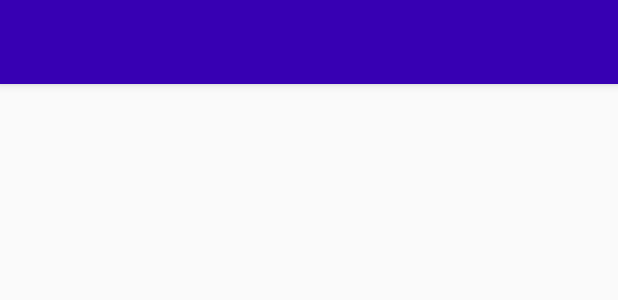
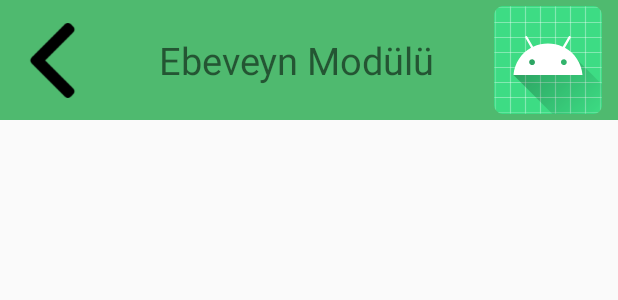
Before and after one commit to YorickMorris/beaotis, an Android app: the layout activity_parent.xml on its own in the app's theme, with its tools: preview values and no code run, on a phone screen of 412 x 824 dp. Shown: the top 300 px of the screen. Run offline under Robolectric (Android 15) with nearby library versions, the phone set to English and light mode, and no system bars.

Commit message:
Login and Logout
Giriş ve çıkışlar düzenlendi

```diff
--- a/Beaotis/app/src/main/AndroidManifest.xml
+++ b/Beaotis/app/src/main/AndroidManifest.xml
@@ -92,8 +92,10 @@
                 <category android:name="android.intent.category.LAUNCHER" />
             </intent-filter>
         </activity>
-        <activity android:name=".parent.ParentActivity" />
-        <activity android:name=".SignUpActivity" /> <!-- MainActivity Diğer Activitylerin Parenti(BackStack için önemli) -->
+        <activity android:name=".parent.ParentActivity"
+            android:screenOrientation="landscape" />
+        <activity android:name=".SignUpActivity"
+            android:screenOrientation="landscape"/> <!-- MainActivity Diğer Activitylerin Parenti(BackStack için önemli) -->
         <activity
             android:name=".aba.Aba"
             android:screenOrientation="landscape" />
--- a/Beaotis/app/src/main/java/com/ebookfrenzy/beaotis/SignInDialogFragment.kt
+++ b/Beaotis/app/src/main/java/com/ebookfrenzy/beaotis/SignInDialogFragment.kt
@@ -23,7 +23,7 @@ class SignInDialogFragment: DialogFragment() {
     private val tag1:String="className"
 
     interface IGirisYap{
-        fun girisYap(user:FirebaseUser?)
+        fun girisYap(user:FirebaseUser?):FirebaseUser?
     }
     var giris:IGirisYap?=null
     override fun onCreateDialog(savedInstanceState: Bundle?): Dialog {
--- a/Beaotis/app/src/main/res/layout/activity_parent.xml
+++ b/Beaotis/app/src/main/res/layout/activity_parent.xml
@@ -5,21 +5,54 @@
     android:layout_width="match_parent"
     android:layout_height="match_parent"
     tools:context=".parent.ParentActivity">
-    <androidx.drawerlayout.widget.DrawerLayout
-        android:id="@+id/drawer_layout"
+    <androidx.constraintlayout.widget.ConstraintLayout
         android:layout_width="match_parent"
-        android:layout_height="match_parent"
-        tools:openDrawer="start">
-        <include
-            layout="@layout/app_bar_parent"
-            android:layout_width="match_parent"
-            android:layout_height="match_parent" />
-        <com.google.android.material.navigation.NavigationView
-            android:id="@+id/nav_view"
+        android:layout_height="80dp"
+        android:background="#4FBA6F"
+        app:layout_constraintTop_toTopOf="parent"
+        app:layout_constraintStart_toStartOf="parent"
+        app:layout_constraintEnd_toEndOf="parent">
+        <ImageView
+            android:contentDescription="@string/geri"
+            android:id="@+id/left_arrow"
+            android:layout_width="70dp"
+            android:layout_height="70dp"
+            android:padding="10dp"
+            android:src="@drawable/left"
+            android:layout_marginVertical="5dp"
+            android:scaleType="centerCrop"
+            app:layout_constraintStart_toStartOf="parent"
+            app:layout_constraintTop_toTopOf="parent"
+            app:layout_constraintBottom_toBottomOf="parent"/>
+        <TextView
+            android:id="@+id/parentActivity"
             android:layout_width="wrap_content"
-            android:layout_height="match_parent"
-            android:layout_gravity="start"
-            app:headerLayout="@layout/nav_header_parent"
-            app:menu="@menu/activity_parent_drawer" />
-    </androidx.drawerlayout.widget.DrawerLayout>
+            android:layout_height="wrap_content"
+            android:textAlignment="center"
+            android:textSize="25sp"
+            android:maxLines="1"
+            android:layout_marginVertical="30dp"
+            android:layout_gravity="center"
+            app:layout_constraintTop_toTopOf="parent"
+            app:layout_constraintStart_toEndOf="@+id/left_arrow"
+            app:layout_constraintEnd_toStartOf="@id/imgLogOuT"
+            app:layout_constraintBottom_toBottomOf="parent"
+            android:text="Ebeveyn Modülü"/>
+        <ImageView
+            android:id="@+id/imgLogOuT"
+            android:layout_width="wrap_content"
+            android:layout_height="80dp"
+            android:src="@mipmap/ic_launcher"
+            android:scaleType="centerCrop"
+            android:padding="5dp"
+            android:layout_marginHorizontal="5dp"
+            android:layout_marginVertical="5dp"
+            android:onClick="clickLogOut"
+            android:background="@drawable/images_shape"
+            app:layout_constrainedWidth="true"
+            app:layout_constraintTop_toTopOf="parent"
+            app:layout_constraintBottom_toBottomOf="parent"
+            app:layout_constraintEnd_toEndOf="parent"/>
+    </androidx.constraintlayout.widget.ConstraintLayout>
+
 </androidx.constraintlayout.widget.ConstraintLayout>
```
Also changed, not shown: Beaotis/app/src/main/java/com/ebookfrenzy/beaotis/MainActivity.kt (+13 -4 lines), Beaotis/app/src/main/java/com/ebookfrenzy/beaotis/parent/ParentActivity.kt (+33 -2 lines).
